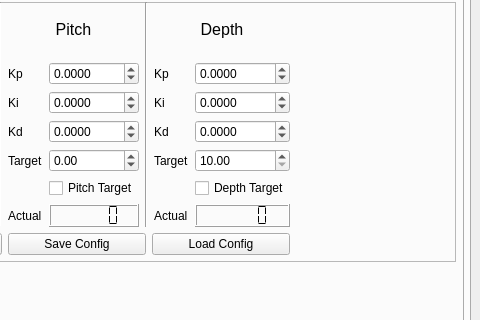
Qt form Gui/phoenix_gui/ui/main_window.ui (decoderdan/projectPhoenix) before a commit; both pictures show x 320 to 800 and y 110 to 430 of the 800 by 600 pixel window.
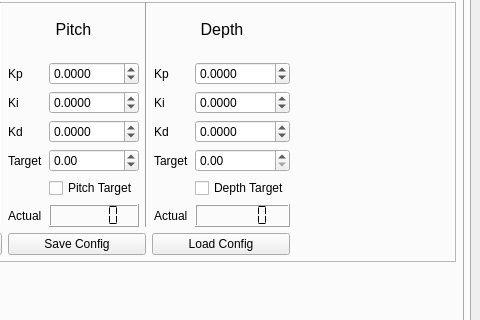
The same form after that commit. The open tabs and pages were chosen to show the change.

Commit message: edited gui ui pid depth limits

```diff
--- a/Gui/phoenix_gui/ui/main_window.ui
+++ b/Gui/phoenix_gui/ui/main_window.ui
@@ -707,14 +707,17 @@
                      <item row="3" column="1">
                       <widget class="QDoubleSpinBox" name="spinBox_depthTarget">
                        <property name="minimum">
-                        <double>10.000000000000000</double>
+                        <double>0.000000000000000</double>
                        </property>
                        <property name="maximum">
-                        <double>15.000000000000000</double>
+                        <double>5.000000000000000</double>
                        </property>
                        <property name="singleStep">
                         <double>0.010000000000000</double>
                        </property>
+                       <property name="value">
+                        <double>0.000000000000000</double>
+                       </property>
                       </widget>
                      </item>
                      <item row="4" column="1">
```
Left out of the diff: 4 changed lines with no effect on the pictures.
